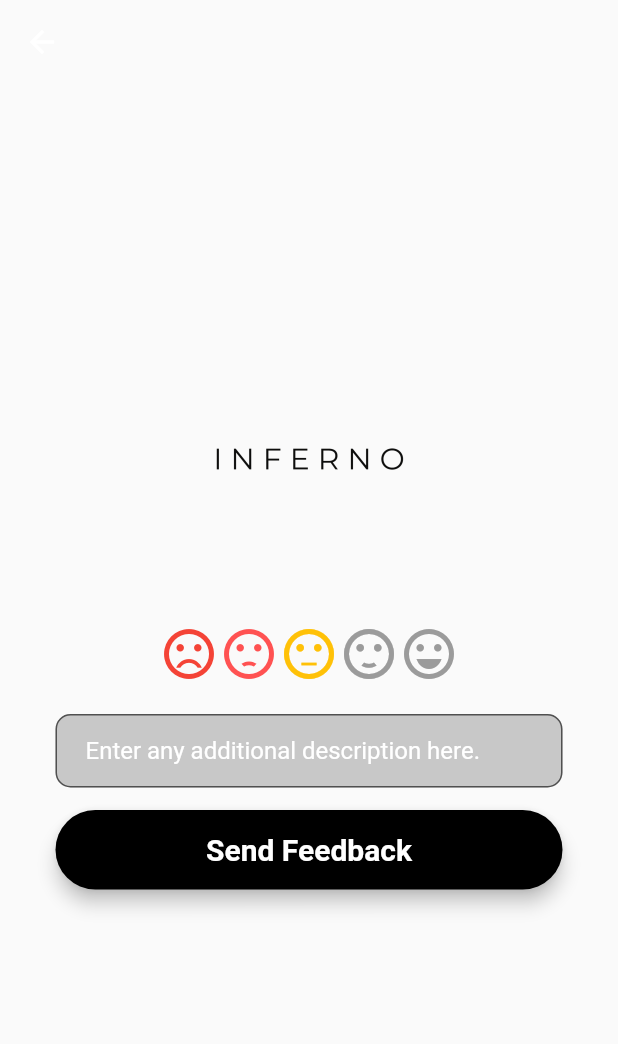
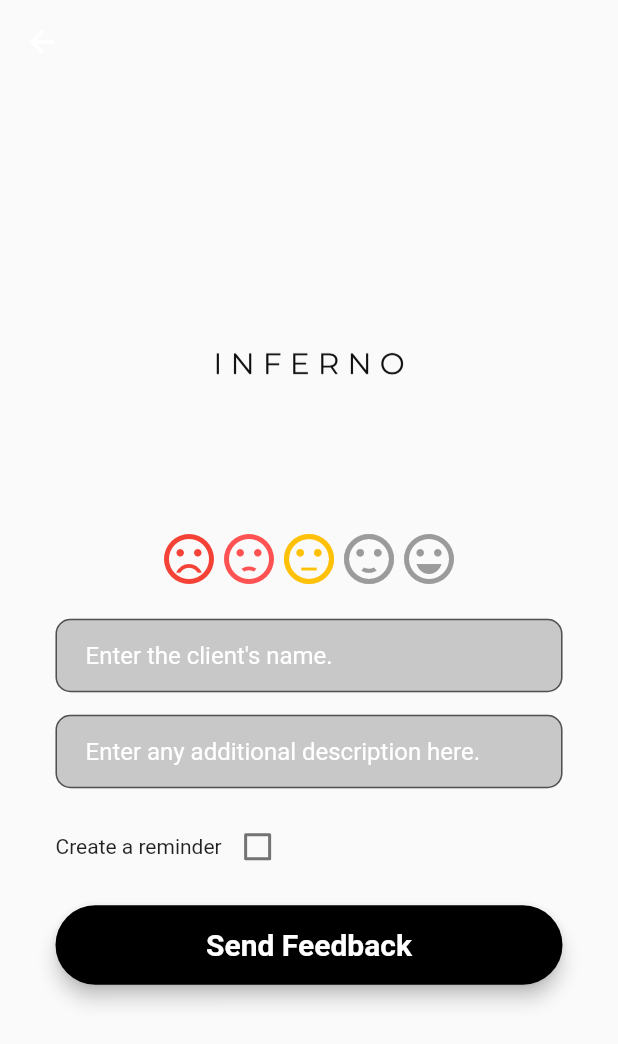
Before and after one commit to proguy18/batch-repository, a Flutter app: the FeedbackPage screen opened directly, on a phone screen of 412 x 824 dp. Shown: the top 1044 px of the screen. Run offline on Flutter 3.47's test engine with Material 2 defaults, Android fonts, the phone set to English and light mode, and no system bars; drawn by our look-alikes of flutter_rating_bar; our stand-ins replace cloud_firestore, firebase_auth, firebase_core, fluttertoast, permission_handler; missing offline and left inert: flutter_voximplant; accounts and stored records are empty.

Commit message:
feat - Created checkbox for reminders

```diff
--- a/lib/screens/feedback_page.dart
+++ b/lib/screens/feedback_page.dart
@@ -22,7 +22,10 @@ class _FeedbackPageState extends State<FeedbackPage> {
 
   // our form key
   final _formKey = GlobalKey<FormState>();
+  final nameEditingController = new TextEditingController();
   final descriptionEditingController = new TextEditingController();
+
+  bool checkboxBool = false;
 
   @override
   void dispose() {
@@ -33,6 +36,31 @@ class _FeedbackPageState extends State<FeedbackPage> {
   @override
   Widget build(BuildContext context) {
     // ENTER YOUR PERCEIVED CUSTOMER EXPERIENCE HOW LIKELY IS THE CUSTOMER LIKELY TO BUY A PRODUCT
+
+    final nameField = TextFormField(
+        autofocus: false,
+        controller: nameEditingController,
+        keyboardType: TextInputType.text,
+        autovalidateMode: AutovalidateMode.onUserInteraction,
+        onSaved: (value) {
+          nameEditingController.text = value!;
+        },
+        textInputAction: TextInputAction.done,
+        style: TextStyle(
+          color: Colors.white,
+        ),
+        decoration: InputDecoration(
+          filled: true,
+          fillColor: Colors.black.withOpacity(0.2),
+          contentPadding: EdgeInsets.fromLTRB(20, 15, 20, 15),
+          hintText: "Enter the client's name.",
+          hintStyle: TextStyle(
+            color: Colors.white,
+          ),
+          border: OutlineInputBorder(
+            borderRadius: BorderRadius.circular(10),
+          ),
+        ));
 
     // NOTES
     final descriptionField = TextFormField(
@@ -77,6 +105,20 @@ class _FeedbackPageState extends State<FeedbackPage> {
             style: TextStyle(
                 fontSize: 20, color: Colors.white, fontWeight: FontWeight.bold),
           )),
+    );
+
+    final reminderCheckbox = Row(
+      children: [
+        Text("Create a reminder"),
+        Checkbox(
+          value: checkboxBool,
+          onChanged: (bool? value) {
+            setState(() {
+              checkboxBool = value!;
+            });
+          },
+        ),
+      ],
     );
 
     return Scaffold(
@@ -161,7 +203,11 @@ class _FeedbackPageState extends State<FeedbackPage> {
                       },
                     ),
                     SizedBox(height: 20),
+                    nameField,
+                    SizedBox(height: 15),
                     descriptionField,
+                    SizedBox(height: 15),
+                    reminderCheckbox,
                     SizedBox(height: 15),
                     createFeedbackButton,
                     SizedBox(height: 15),
```
